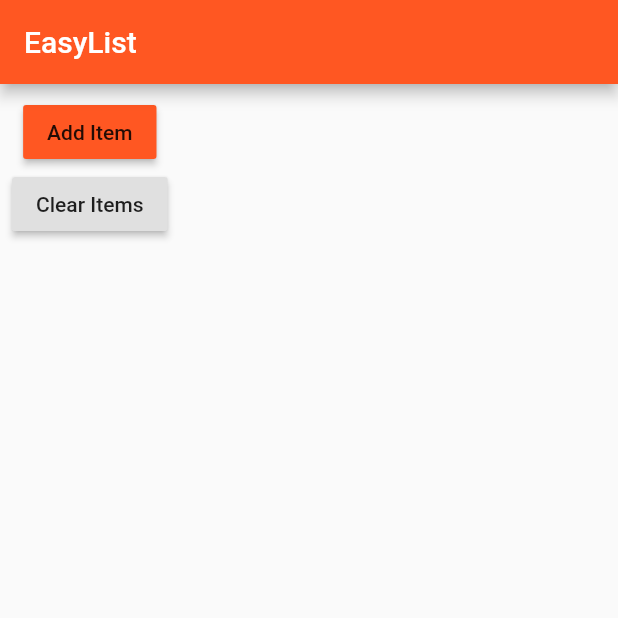
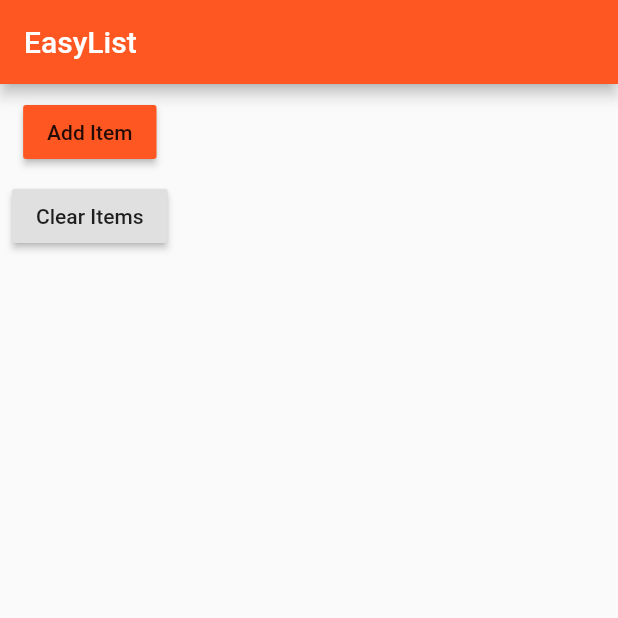
Before and after one commit to jsuryahyd/first-flutter-app, a Flutter app: the screen it shows after launch, after a tap on "Clear Items", on a phone screen of 412 x 824 dp, the top half of it. Run offline on Flutter 3.47's test engine with Material 2 defaults, Android fonts, the phone set to English and light mode, and no system bars.

Commit message:
change to master:added margin-botttom to button

```diff
--- /dev/null
+++ b/lib/AddItemsButton.dart
@@ -0,0 +1,16 @@
+import 'package:flutter/material.dart';
+
+class AddItemsButton extends StatelessWidget{
+  final clickFunc;
+  AddItemsButton(this.clickFunc);
+
+  @override
+  Widget build(BuildContext context){
+    return RaisedButton(
+                  child: Text('Clear Items'),
+                  onPressed: () {
+                    clickFunc();
+                  },
+                );
+  }
+}
--- a/lib/Products.dart
+++ b/lib/Products.dart
@@ -7,11 +7,11 @@ class Products extends StatelessWidget {
   Widget build(BuildContext context) {
     return Column(
       children: items
-          .map((item) => Card(
+          .map((item) => Card(child:new Padding( padding:EdgeInsets.all(5.0),
                 child: Column(children: <Widget>[
                   //Image.asset('assets/traditional-lunch.jpg'),
                   Text(item)
-                ]),
+                ]),)
               ))
           .toList(),
     );
--- a/lib/ProductsService.dart
+++ b/lib/ProductsService.dart
@@ -1,6 +1,7 @@
 import 'package:flutter/material.dart';
 
 import './Products.dart';
+import './AddItemsButton.dart';
 
 class ProductsService extends StatefulWidget {
   final String defaultItem;
@@ -26,7 +27,9 @@ class ProductsServiceState extends State<ProductsService> {
             margin: EdgeInsets.only(bottom: 8.0),
             child: Column(
               children: <Widget>[
-                RaisedButton(
+                new Container(
+                  margin: EdgeInsets.only(bottom: 8.0),
+                  child: RaisedButton(
                     child: Text('Add Item'),
                     color: Theme.of(context).primaryColor,
                     onPressed: () {
@@ -38,22 +41,22 @@ class ProductsServiceState extends State<ProductsService> {
                       });
                     },
                   ),
-                RaisedButton(
-                  child: Text('Clear Items'),
-                  onPressed: () {
+                ),
+                AddItemsButton(addItems),
+              ],
+            )),
+        Products(_items)
+      ],
+    );
+  }
+
+  void addItems() {
     setState(() {
       {
         _items = [];
         print(_items);
       }
     });
-                  },
-                ),
-              ],
-            )),
-        Products(_items)
-      ],
-    );
   }
 
   @override
```
Lines whose indentation alone changed are shown as unchanged.
